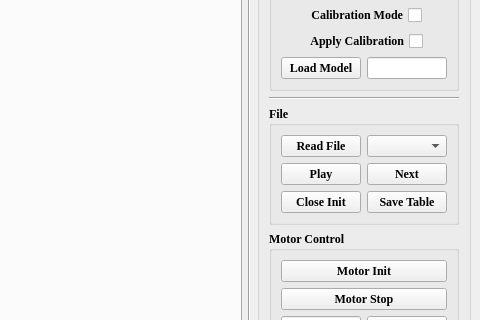
This is Radar_UDP.ui in CruzeOliver/FMCW-Radar-GUI as Qt 5 draws it before an edit; both pictures show x 544 to 1024 and y 194 to 514 of the 1024 by 829 pixel window. The edited form follows.
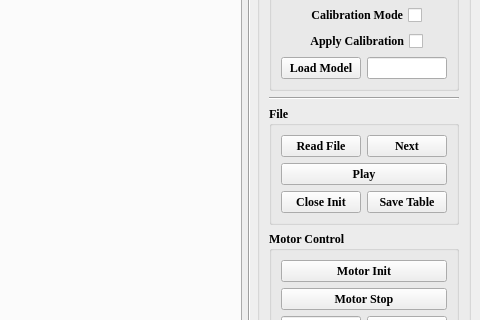
This is the edited form.

Commit message: Delete data source selection combox

What changed in the file:
```diff
--- a/Radar_UDP.ui
+++ b/Radar_UDP.ui
@@ -286,13 +286,16 @@
              </widget>
             </item>
             <item>
-             <widget class="QComboBox" name="comboBox_MatFrom">
+             <widget class="QPushButton" name="pushButton_Next">
               <property name="sizePolicy">
                <sizepolicy hsizetype="Expanding" vsizetype="Fixed">
                 <horstretch>5</horstretch>
                 <verstretch>0</verstretch>
                </sizepolicy>
               </property>
+              <property name="text">
+               <string>Next</string>
+              </property>
              </widget>
             </item>
            </layout>
@@ -312,19 +315,6 @@
               </property>
              </widget>
             </item>
-            <item>
-             <widget class="QPushButton" name="pushButton_Next">
-              <property name="sizePolicy">
-               <sizepolicy hsizetype="Expanding" vsizetype="Fixed">
-                <horstretch>5</horstretch>
-                <verstretch>0</verstretch>
-               </sizepolicy>
-              </property>
-              <property name="text">
-               <string>Next</string>
-              </property>
-             </widget>
-            </item>
            </layout>
           </item>
           <item>
```
The commit also changes 1 other file.
